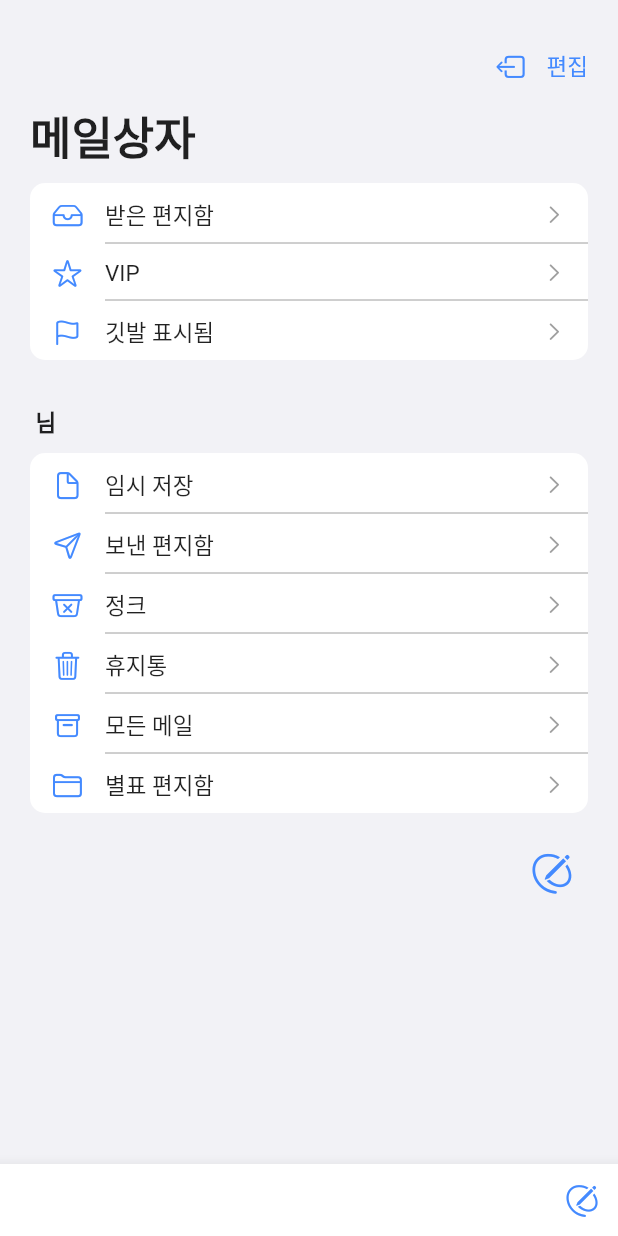
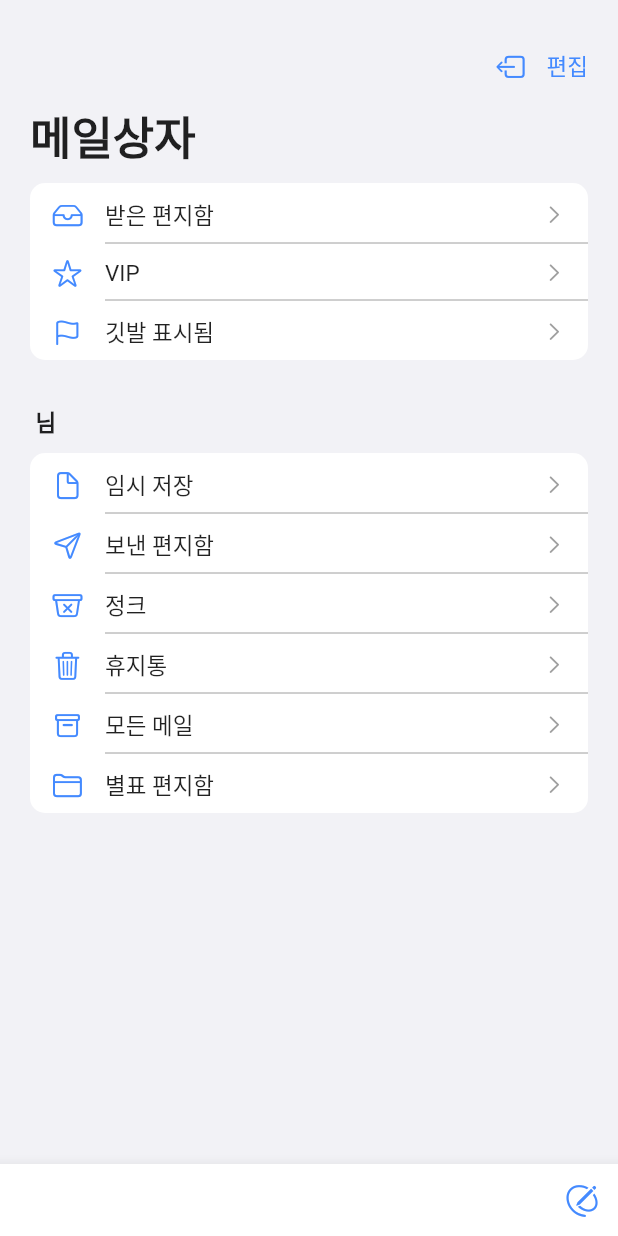
Before and after one commit to LeeShinwon/Mail, a Flutter app: the screen it shows once a user with an empty profile is signed in, on a phone screen of 412 x 824 dp. Run offline on Flutter 3.47's test engine with Material 2 defaults, Android fonts, the phone set to English and light mode, and no system bars; our stand-ins replace cloud_firestore, firebase_auth, firebase_core, get, google_sign_in; accounts and stored records are empty; network calls fail.

Commit message:
하...에러 수정.. 초기 버전을 귀하게 여기자...

```diff
--- a/lib/custom_widget.dart
+++ b/lib/custom_widget.dart
@@ -79,7 +79,7 @@ Widget buildSheet(BuildContext context) => GestureDetector(
                             'mail_id': "",
                             'read': false,
                             'sent': true,
-                            'time': "${_dateTime.toLocal()}".split(' ')[0],
+                            'time': _dateTime.toLocal(),
                         });
                       }
                     },
@@ -96,6 +96,7 @@ Widget buildSheet(BuildContext context) => GestureDetector(
 Widget WritingForm() => Form(
   key: _formKey,
   child: SingleChildScrollView(
+    padding: EdgeInsets.fromLTRB(16, 0,0,0),
     child: Column(
       children: <Widget> [
         InputField("받는 사람: ", 0),
--- a/lib/home.dart
+++ b/lib/home.dart
@@ -123,34 +123,6 @@ class HomePage extends StatelessWidget {
                           //   "${snapshot.data.displayName}님 환영합니다.",
                           //   style: TextStyle(fontSize: 20),
                           // )
-                          Padding(
-                            padding: const EdgeInsets.symmetric(vertical: 16.0),
-                            child: Row(
-                              mainAxisAlignment: MainAxisAlignment.end,
-                              children: [
-                                IconButton(icon: Icon(
-                                  CupertinoIcons.pencil_outline,
-                                  size: 30,
-                                  color: Colors.blueAccent,
-                                ),
-                                onPressed: ()=>showModalBottomSheet( //reference : https://api.flutter.dev/flutter/material/showModalBottomSheet.html
-                                  //enableDrag: false,
-                                  //isDismissible: false,
-                                  isScrollControlled: true,
-                                  shape: RoundedRectangleBorder(
-                                    borderRadius: BorderRadius.vertical(
-                                      top: Radius.circular(20),
-                                    ),
-                                  ),
-                                  context: context,
-                                  builder: (context) => Container(
-                                    height: getScreenHeight(context)*0.9,
-                                      child: buildSheet(context)),
-                                ),
-                                ),
-                              ],
-                            ),
-                          )
                         ],
                       ),
                     ),
@@ -163,7 +135,22 @@ class HomePage extends StatelessWidget {
         child: Row(
           children: [
             Spacer(),
-            IconButton(onPressed: (){}, icon: Icon(CupertinoIcons.pencil_outline, color: Colors.blueAccent,)),
+            IconButton(onPressed: (){
+              showModalBottomSheet( //reference : https://api.flutter.dev/flutter/material/showModalBottomSheet.html
+                //enableDrag: false,
+                //isDismissible: false,
+                isScrollControlled: true,
+                shape: RoundedRectangleBorder(
+                  borderRadius: BorderRadius.vertical(
+                    top: Radius.circular(20),
+                  ),
+                ),
+                context: context,
+                builder: (context) => Container(
+                    height: getScreenHeight(context)*0.9,
+                    child: buildSheet(context)),
+              );
+            }, icon: Icon(CupertinoIcons.pencil_outline, color: Colors.blueAccent,)),
           ],
         ),
       ) ,
--- a/lib/mail/mail_content/show_mail.dart
+++ b/lib/mail/mail_content/show_mail.dart
@@ -1,6 +1,6 @@
 import 'package:flutter/cupertino.dart';
 import 'package:flutter/material.dart';
-import '../../model/mail.dart';
+import '../mail.dart';
 
 class ShowMail extends StatelessWidget {
   ShowMail(this.mailDoc, {Key? key}) : super(key: key);
--- a/lib/mail/mail_list/mail_card.dart
+++ b/lib/mail/mail_list/mail_card.dart
@@ -1,6 +1,6 @@
 import 'package:flutter/cupertino.dart';
 import 'package:flutter/material.dart';
-import '../../model/mail.dart';
+import '../mail.dart';
 
 
 class MailCard extends StatelessWidget {
```
Also changed, not shown: lib/mail/mail.dart (+16 -16 lines), lib/mail/mail_list/mail_list.dart (+7 -13 lines).
